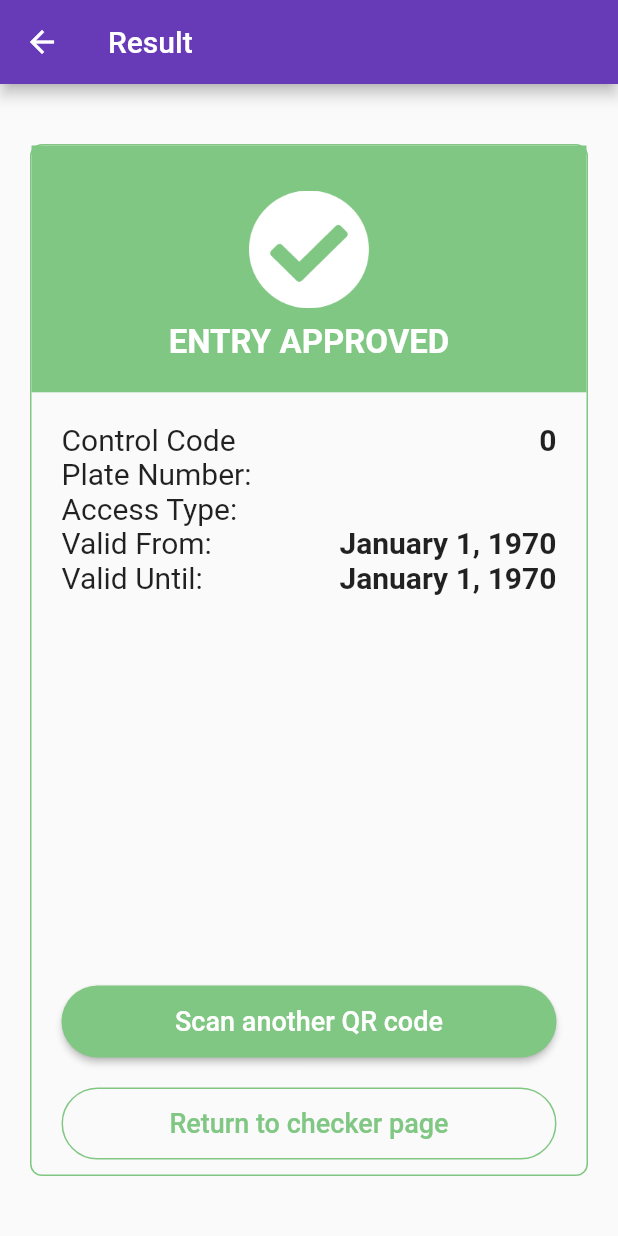
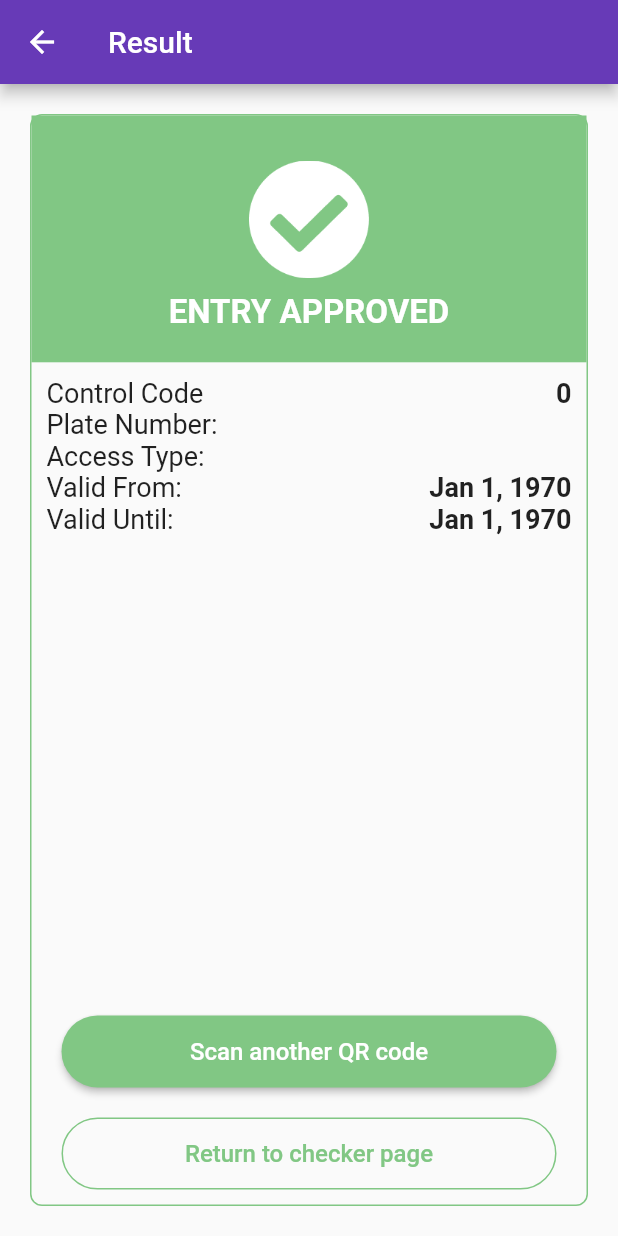
Before and after one commit to ginduc/rapidpass-checkpoint, a Flutter app: the PassOkScreen screen opened directly with empty values, on a phone screen of 412 x 824 dp. Run offline on Flutter 3.47's test engine with Material 2 defaults, Android fonts, the phone set to English and light mode, and no system bars; missing offline and left inert: barcode_scan, device_id.

Commit message:
Everything now fits even on a 1080 x 1920 px screen (Lenovo K4 Note)

```diff
--- a/lib/models/qr_data.dart
+++ b/lib/models/qr_data.dart
@@ -36,7 +36,7 @@ class QrData {
         : purposeCode;
   }
 
-  final DateFormat dateFormat = DateFormat.yMMMMd('en_US');
+  final DateFormat dateFormat = DateFormat.yMMMd('en_US');
 
   String validFromDisplayDate() {
     final DateTime dateTime =
--- a/lib/screens/pass_ok.dart
+++ b/lib/screens/pass_ok.dart
@@ -10,7 +10,7 @@ class PassOkScreen extends StatelessWidget {
 
   @override
   Widget build(BuildContext context) {
-    final tableTextStyle = TextStyle(fontSize: 20.0);
+    final tableTextStyle = TextStyle(fontSize: 18.0);
     final tableData = {
       'Control Code': '${qrData.controlCodeAsString()}',
       'Plate Number:': qrData.idOrPlate,
@@ -23,12 +23,13 @@ class PassOkScreen extends StatelessWidget {
       child: Scaffold(
           appBar: AppBar(title: Text('Result')),
           body: Padding(
-            padding: const EdgeInsets.all(20.0),
+            padding:
+                const EdgeInsets.symmetric(horizontal: 20.0, vertical: 10.0),
             child: Container(
                 decoration: BoxDecoration(
                     border: Border.all(color: green300, width: 1.0),
                     borderRadius: BorderRadius.circular(8.0)),
-                margin: const EdgeInsets.symmetric(vertical: 20.0),
+                margin: const EdgeInsets.symmetric(vertical: 10.0),
                 child: Center(
                     child: Column(
                         mainAxisAlignment: MainAxisAlignment.start,
@@ -61,7 +62,7 @@ class PassOkScreen extends StatelessWidget {
                         ),
                       ),
                       Padding(
-                          padding: const EdgeInsets.all(20.0),
+                          padding: const EdgeInsets.all(10.0),
                           child: Table(
                               children: tableData.entries
                                   .map((e) => TableRow(children: [
@@ -94,7 +95,7 @@ class PassOkScreen extends StatelessWidget {
                                 style: TextStyle(
                                     // Not sure how to get rid of color: Colors.white here
                                     color: Colors.white,
-                                    fontSize: 18.0)),
+                                    fontSize: 16.0)),
                           ),
                         ),
                       ),
@@ -114,7 +115,7 @@ class PassOkScreen extends StatelessWidget {
                                 style: TextStyle(
                                     // Not sure how to get rid of color: Colors.white here
                                     color: green300,
-                                    fontSize: 18.0)),
+                                    fontSize: 16.0)),
                           ),
                         ),
                       )
```
